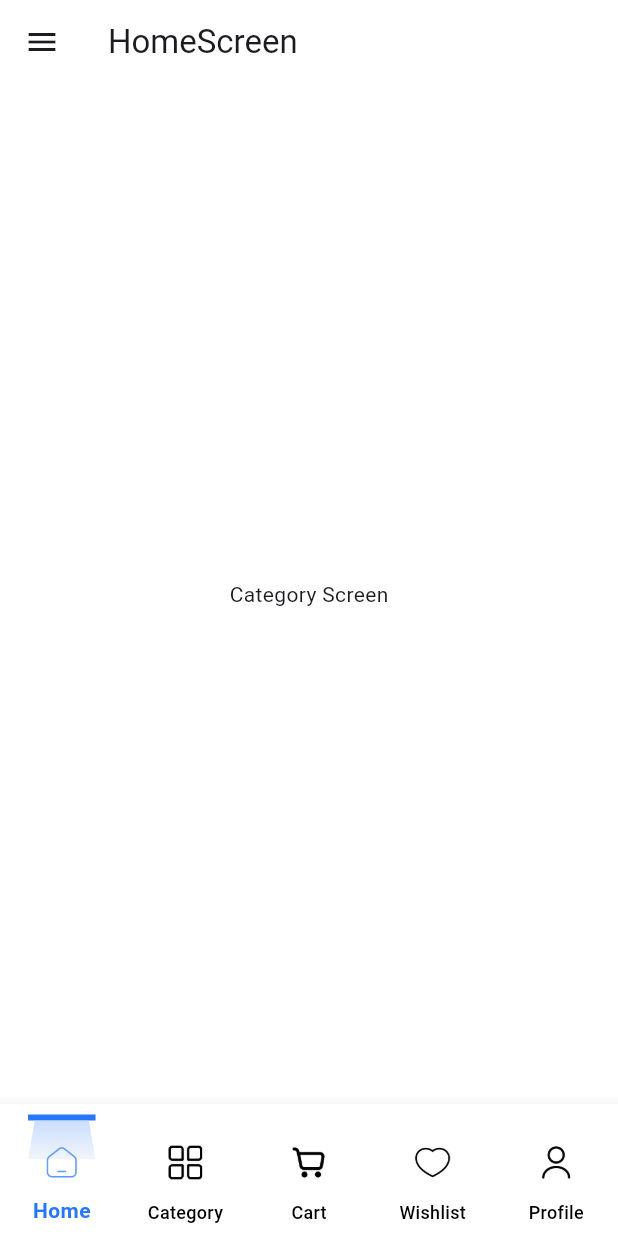
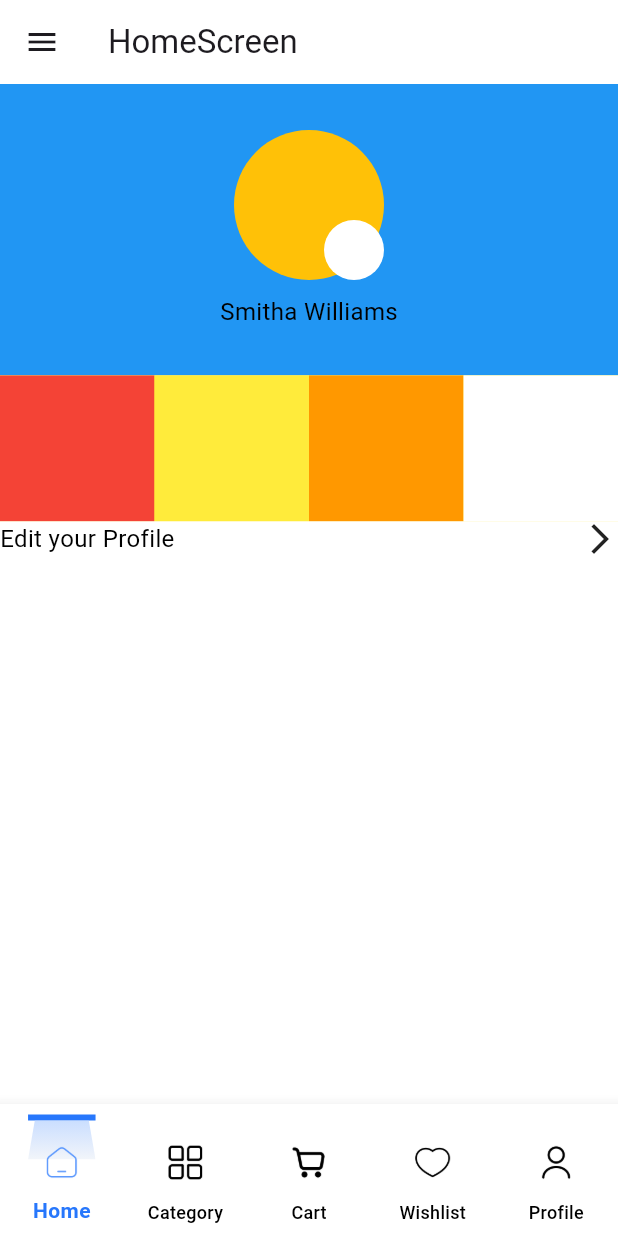
Before and after one commit to Abin56/Kartify_Application, a Flutter app: the screen it shows after launch, on a phone screen of 412 x 824 dp. Run offline on Flutter 3.47's test engine with Material 3 defaults, Android fonts, the light colour scheme and no system bars; our stand-ins replace flutter_svg, google_fonts.

Commit message:
firs commit

```diff
--- a/lib/screens/home/homescreen.dart
+++ b/lib/screens/home/homescreen.dart
@@ -4,6 +4,7 @@ import 'package:kartify_applicaion/screens/cart/cart_screen.dart';
 import 'package:kartify_applicaion/screens/category/category_screen.dart';
 import 'package:kartify_applicaion/screens/home/drawer/drawer.dart';
 import 'package:kartify_applicaion/screens/home/nav_bar/nav_bar.dart';
+import 'package:kartify_applicaion/screens/profile/profile_screen.dart';
 import 'package:kartify_applicaion/screens/wishlist/wishlist_screen.dart';
 
 class Homescreen extends StatefulWidget {
@@ -18,11 +19,11 @@ class _HomescreenState extends State<Homescreen> {
 
   // List of pages corresponding to the navbar index
   final List<Widget> _pages = [
-    CategoryScreen(), // Index 0 (Fixed Circular Reference)
+    UserProfileScreen(), // Index 0 (Fixed Circular Reference)
     CategoryScreen(), // Index 1
     CartScreen(), // Index 2
     WishListScreen(), // Index 3
-    WishListScreen(), // Index 4
+    UserProfileScreen(), // Index 4
   ];
 
   onPageChanged(int page) {
--- a/lib/screens/profile/profile_screen.dart
+++ b/lib/screens/profile/profile_screen.dart
@@ -0,0 +1,96 @@
+import 'package:flutter/material.dart';
+import 'package:kartify_applicaion/fonts/normal_font.dart';
+
+class UserProfileScreen extends StatelessWidget {
+  const UserProfileScreen({super.key});
+
+  @override
+  Widget build(BuildContext context) {
+    return Scaffold(
+      body: Column(
+        children: [
+          Expanded(
+            flex: 2,
+            child: Container(
+              width: double.infinity,
+              color: Colors.blue,
+              child: Column(
+                mainAxisAlignment: MainAxisAlignment.center,
+                children: [
+                  Stack(
+                    children: [
+                      CircleAvatar(
+                        radius: 50,
+                        backgroundColor: Colors.amber,
+                      ),
+                      Padding(
+                        padding: const EdgeInsets.only(left: 60, top: 60),
+                        child: CircleAvatar(
+                          radius: 20,
+                          backgroundColor: Colors.white,
+                        ),
+                      ),
+                    ],
+                  ),
+                  Padding(
+                    padding: const EdgeInsets.only(top: 10),
+                    child: NormalTextWidget(text: "Smitha Williams"),
+                  )
+                ],
+              ),
+            ),
+          ),
+          Expanded(
+            flex: 1,
+            child: Container(
+              color: Colors.yellow,
+              child: Row(
+                children: [
+                  Expanded(
+                    flex: 1,
+                    child: Container(
+                      color: Colors.red,
+                    ),
+                  ),
+                  Expanded(
+                    flex: 1,
+                    child: Container(
+                      color: Colors.yellow,
+                    ),
+                  ),
+                  Expanded(
+                    flex: 1,
+                    child: Container(
+                      color: Colors.orange,
+                    ),
+                  ),
+                  Expanded(
+                    flex: 1,
+                    child: Container(
+                      color: Colors.white,
+                    ),
+                  ),
+                ],
+              ),
+            ),
+          ),
+          Expanded(
+            flex: 4,
+            child: Column(
+              children: [
+                Row(
+                  children: [
+             NormalTextWidget(text: "Edit your Profile"),
+                Spacer(),
+                Icon(Icons.arrow_forward_ios_outlined)
+                  ],
+                ),
+
+              ],
+            ),
+          )
+        ],
+      ),
+    );
+  }
+}
```
